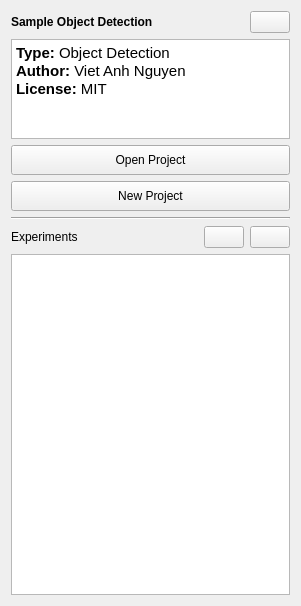
Above: trainme/views/workspace/sidebar/sidebar.ui from nrl-ai/traincv before the change. Below: the same form after it.
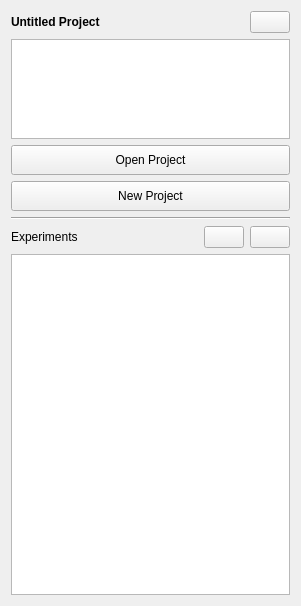
That is the form after the change. Icons and pictures are not drawn.

Commit message: Save and load project

```diff
--- a/trainme/views/workspace/sidebar/sidebar.ui
+++ b/trainme/views/workspace/sidebar/sidebar.ui
@@ -42,7 +42,7 @@
           <string notr="true">font-weight:bold</string>
          </property>
          <property name="text">
-          <string>Sample Object Detection</string>
+          <string>Untitled Project</string>
          </property>
          <property name="alignment">
           <set>Qt::AlignLeading|Qt::AlignLeft|Qt::AlignVCenter</set>
@@ -87,12 +87,10 @@
        </property>
        <property name="html">
         <string>&lt;!DOCTYPE HTML PUBLIC &quot;-//W3C//DTD HTML 4.0//EN&quot; &quot;http://www.w3.org/TR/REC-html40/strict.dtd&quot;&gt;
-&lt;html&gt;&lt;head&gt;&lt;meta name=&quot;qrichtext&quot; content=&quot;1&quot; /&gt;&lt;style type=&quot;text/css&quot;&gt;
+&lt;html&gt;&lt;head&gt;&lt;meta name=&quot;qrichtext&quot; content=&quot;1&quot; /&gt;&lt;meta charset=&quot;utf-8&quot; /&gt;&lt;style type=&quot;text/css&quot;&gt;
 p, li { white-space: pre-wrap; }
-&lt;/style&gt;&lt;/head&gt;&lt;body style=&quot; font-family:'Sans Serif'; font-size:9pt; font-weight:400; font-style:normal;&quot;&gt;
-&lt;p style=&quot; margin-top:0px; margin-bottom:0px; margin-left:0px; margin-right:0px; -qt-block-indent:0; text-indent:0px;&quot;&gt;&lt;span style=&quot; font-family:'Arial,FreeSans,sans-serif'; font-size:11pt; font-weight:600;&quot;&gt;Type:&lt;/span&gt;&lt;span style=&quot; font-family:'Arial,FreeSans,sans-serif'; font-size:11pt;&quot;&gt; Object Detection&lt;/span&gt;&lt;/p&gt;
-&lt;p style=&quot; margin-top:0px; margin-bottom:0px; margin-left:0px; margin-right:0px; -qt-block-indent:0; text-indent:0px;&quot;&gt;&lt;span style=&quot; font-family:'Arial,FreeSans,sans-serif'; font-size:11pt; font-weight:600;&quot;&gt;Author: &lt;/span&gt;&lt;span style=&quot; font-family:'Arial,FreeSans,sans-serif'; font-size:11pt;&quot;&gt;Viet Anh Nguyen&lt;/span&gt;&lt;/p&gt;
-&lt;p style=&quot; margin-top:0px; margin-bottom:0px; margin-left:0px; margin-right:0px; -qt-block-indent:0; text-indent:0px;&quot;&gt;&lt;span style=&quot; font-family:'Arial,FreeSans,sans-serif'; font-size:11pt; font-weight:600;&quot;&gt;License: &lt;/span&gt;&lt;span style=&quot; font-family:'Arial,FreeSans,sans-serif'; font-size:11pt;&quot;&gt;MIT&lt;/span&gt;&lt;/p&gt;&lt;/body&gt;&lt;/html&gt;</string>
+&lt;/style&gt;&lt;/head&gt;&lt;body style=&quot; font-family:'.AppleSystemUIFont'; font-size:13pt; font-weight:400; font-style:normal;&quot;&gt;
+&lt;p style=&quot;-qt-paragraph-type:empty; margin-top:0px; margin-bottom:0px; margin-left:0px; margin-right:0px; -qt-block-indent:0; text-indent:0px;&quot;&gt;&lt;br /&gt;&lt;/p&gt;&lt;/body&gt;&lt;/html&gt;</string>
        </property>
       </widget>
      </item>
```
The commit also changes 8 other files.
